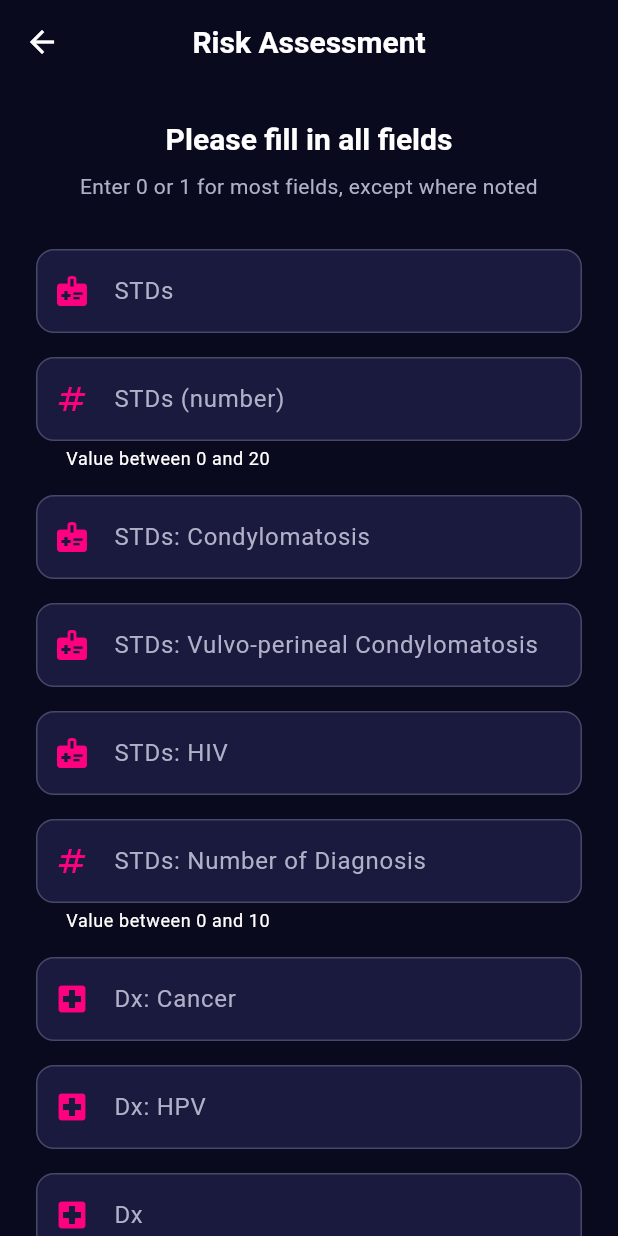
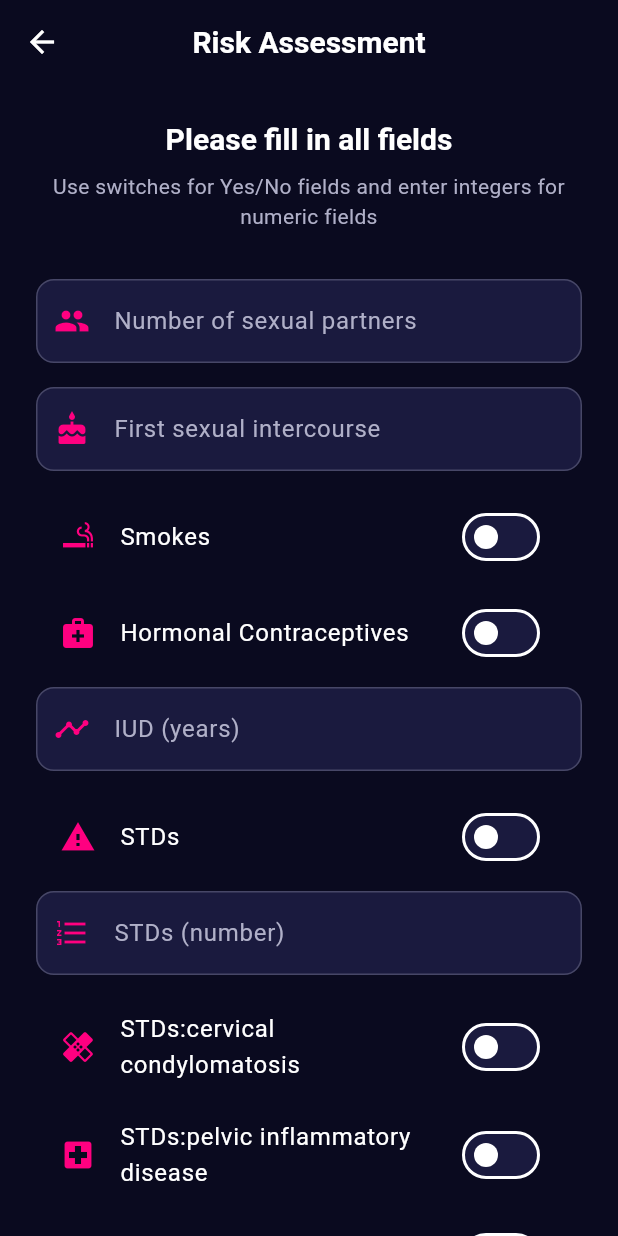
Before and after one commit to noel-odero/cervical-cancer-prediction-frontend, a Flutter app: the InputFormScreen screen opened by its route, on a phone screen of 412 x 824 dp. Run offline on Flutter 3.47's test engine with Material 3 defaults, Android fonts, the phone set to English and light mode, and no system bars.

Commit message:
refactor: Simplify PredictionRequest model and update InputFormScreen for improved data handling

```diff
--- a/cervical_cancer__prediction_frontend/lib/models/prediction_request.dart
+++ b/cervical_cancer__prediction_frontend/lib/models/prediction_request.dart
@@ -1,77 +1,56 @@
 class PredictionRequest {
-  final int stds;
-  final int stdsNumber;
-  final int stdsCondylomatosis;
-  final int stdsVulvoPerinealCondylomatosis;
-  final int stdsHiv;
-  final int stdsNumberOfDiagnosis;
-  final int dxCancer;
-  final int dxHpv;
-  final int dx;
-  final int citology;
+  final int numberOfSexualPartners;
+  final int firstSexualIntercourse;
+  final int smokes; // 0 or 1
+  final int hormonalContraceptives; // 0 or 1
+  final int iudYears; // 0-20
+  final int stds; // 0 or 1
+  final int stdsNumber; // 0-10
+  final int stdsCervicalCondylomatosis; // 0 or 1
+  final int stdsPelvicInflammatoryDisease; // 0 or 1
+  final int stdsGenitalHerpes; // 0 or 1
 
   PredictionRequest({
+    required this.numberOfSexualPartners,
+    required this.firstSexualIntercourse,
+    required this.smokes,
+    required this.hormonalContraceptives,
+    required this.iudYears,
     required this.stds,
     required this.stdsNumber,
-    required this.stdsCondylomatosis,
-    required this.stdsVulvoPerinealCondylomatosis,
-    required this.stdsHiv,
-    required this.stdsNumberOfDiagnosis,
-    required this.dxCancer,
-    required this.dxHpv,
-    required this.dx,
-    required this.citology,
+    required this.stdsCervicalCondylomatosis,
+    required this.stdsPelvicInflammatoryDisease,
+    required this.stdsGenitalHerpes,
   });
 
   Map<String, dynamic> toJson() {
     return {
-      'STDs': stds,
-      'STDs (number)': stdsNumber,
-      'STDs:condylomatosis': stdsCondylomatosis,
-      'STDs:vulvo-perineal condylomatosis': stdsVulvoPerinealCondylomatosis,
-      'STDs:HIV': stdsHiv,
-      'STDs: Number of diagnosis': stdsNumberOfDiagnosis,
-      'Dx:Cancer': dxCancer,
-      'Dx:HPV': dxHpv,
-      'Dx': dx,
-      'Citology': citology,
+      "Number of sexual partners": numberOfSexualPartners,
+      "First sexual intercourse": firstSexualIntercourse,
+      "Smokes": smokes,
+      "Hormonal Contraceptives": hormonalContraceptives,
+      "IUD (years)": iudYears,
+      "STDs": stds,
+      "STDs (number)": stdsNumber,
+      "STDs:cervical condylomatosis": stdsCervicalCondylomatosis,
+      "STDs:pelvic inflammatory disease": stdsPelvicInflammatoryDisease,
+      "STDs:genital herpes": stdsGenitalHerpes,
     };
   }
 
-  // Validation methods
-  bool isValid() {
-    return _validateBinary(stds) &&
-        _validateRange(stdsNumber, 0, 20) &&
-        _validateBinary(stdsCondylomatosis) &&
-        _validateBinary(stdsVulvoPerinealCondylomatosis) &&
-        _validateBinary(stdsHiv) &&
-        _validateRange(stdsNumberOfDiagnosis, 0, 10) &&
-        _validateBinary(dxCancer) &&
-        _validateBinary(dxHpv) &&
-        _validateBinary(dx) &&
-        _validateBinary(citology);
-  }
-
-  bool _validateBinary(int value) {
-    return value == 0 || value == 1;
-  }
-
-  bool _validateRange(int value, int min, int max) {
-    return value >= min && value <= max;
-  }
-
-  factory PredictionRequest.fromMap(Map<String, int> data) {
+  factory PredictionRequest.fromMap(Map<String, dynamic> data) {
     return PredictionRequest(
+      numberOfSexualPartners: data['Number of sexual partners'] ?? 0,
+      firstSexualIntercourse: data['First sexual intercourse'] ?? 0,
+      smokes: data['Smokes'] ?? 0,
+      hormonalContraceptives: data['Hormonal Contraceptives'] ?? 0,
+      iudYears: data['IUD (years)'] ?? 0,
       stds: data['STDs'] ?? 0,
       stdsNumber: data['STDs (number)'] ?? 0,
-      stdsCondylomatosis: data['STDs:condylomatosis'] ?? 0,
-      stdsVulvoPerinealCondylomatosis: data['STDs:vulvo-perineal condylomatosis'] ?? 0,
-      stdsHiv: data['STDs:HIV'] ?? 0,
-      stdsNumberOfDiagnosis: data['STDs: Number of diagnosis'] ?? 0,
-      dxCancer: data['Dx:Cancer'] ?? 0,
-      dxHpv: data['Dx:HPV'] ?? 0,
-      dx: data['Dx'] ?? 0,
-      citology: data['Citology'] ?? 0,
+      stdsCervicalCondylomatosis: data['STDs:cervical condylomatosis'] ?? 0,
+      stdsPelvicInflammatoryDisease:
+          data['STDs:pelvic inflammatory disease'] ?? 0,
+      stdsGenitalHerpes: data['STDs:genital herpes'] ?? 0,
     );
   }
 }
--- a/cervical_cancer__prediction_frontend/lib/screens/input_form_screen.dart
+++ b/cervical_cancer__prediction_frontend/lib/screens/input_form_screen.dart
@@ -16,49 +16,28 @@ class _InputFormScreenState extends State<InputFormScreen> {
   final _formKey = GlobalKey<FormState>();
   final _apiService = ApiService();
   bool _isLoading = false;
+  bool _isFormValid = false;
+  // Controllers for numeric fields
+  final TextEditingController _partnersController = TextEditingController();
+  final TextEditingController _firstSexController = TextEditingController();
+  final TextEditingController _iudController = TextEditingController();
+  final TextEditingController _stdsNumberController = TextEditingController();
 
-  // Controllers for all 10 fields
-  final TextEditingController _stdsController = TextEditingController();
-  final TextEditingController _stdsNumberController = TextEditingController();
-  final TextEditingController _stdsCondylomatosisController =
-      TextEditingController();
-  final TextEditingController _stdsVulvoPerinealController =
-      TextEditingController();
-  final TextEditingController _stdsHivController = TextEditingController();
-  final TextEditingController _stdsNumDiagnosisController =
-      TextEditingController();
-  final TextEditingController _dxCancerController = TextEditingController();
-  final TextEditingController _dxHpvController = TextEditingController();
-  final TextEditingController _dxController = TextEditingController();
-  final TextEditingController _citologyController = TextEditingController();
+  // Binary fields as switches (bool -> int mapping when building payload)
+  bool _smokes = false;
+  bool _hormonalContraceptives = false;
+  bool _stds = false;
+  bool _stdsCervicalCondylomatosis = false;
+  bool _stdsPelvicInflammatoryDisease = false;
+  bool _stdsGenitalHerpes = false;
 
   @override
   void dispose() {
-    _stdsController.dispose();
+    _partnersController.dispose();
+    _firstSexController.dispose();
+    _iudController.dispose();
     _stdsNumberController.dispose();
-    _stdsCondylomatosisController.dispose();
-    _stdsVulvoPerinealController.dispose();
-    _stdsHivController.dispose();
-    _stdsNumDiagnosisController.dispose();
-    _dxCancerController.dispose();
-    _dxHpvController.dispose();
-    _dxController.dispose();
-    _citologyController.dispose();
     super.dispose();
-  }
-
-  String? _validateBinary(String? value, String fieldName) {
-    if (value == null || value.isEmpty) {
-      return 'Please enter $fieldName';
-    }
-    final intValue = int.tryParse(value);
-    if (intValue == null) {
-      return 'Please enter a valid number';
-    }
-    if (intValue != 0 && intValue != 1) {
-      return 'Value must be 0 or 1';
-    }
-    return null;
   }
 
   String? _validateRange(String? value, String fieldName, int min, int max) {
@@ -86,18 +65,16 @@ class _InputFormScreenState extends State<InputFormScreen> {
 
     try {
       final request = PredictionRequest(
-        stds: int.parse(_stdsController.text),
+        numberOfSexualPartners: int.parse(_partnersController.text),
+        firstSexualIntercourse: int.parse(_firstSexController.text),
+        smokes: _smokes ? 1 : 0,
+        hormonalContraceptives: _hormonalContraceptives ? 1 : 0,
+        iudYears: int.parse(_iudController.text),
+        stds: _stds ? 1 : 0,
         stdsNumber: int.parse(_stdsNumberController.text),
-        stdsCondylomatosis: int.parse(_stdsCondylomatosisController.text),
-        stdsVulvoPerinealCondylomatosis: int.parse(
-          _stdsVulvoPerinealController.text,
-        ),
-        stdsHiv: int.parse(_stdsHivController.text),
-        stdsNumberOfDiagnosis: int.parse(_stdsNumDiagnosisController.text),
-        dxCancer: int.parse(_dxCancerController.text),
-        dxHpv: int.parse(_dxHpvController.text),
-        dx: int.parse(_dxController.text),
-        citology: int.parse(_citologyController.text),
+        stdsCervicalCondylomatosis: _stdsCervicalCondylomatosis ? 1 : 0,
+        stdsPelvicInflammatoryDisease: _stdsPelvicInflammatoryDisease ? 1 : 0,
+        stdsGenitalHerpes: _stdsGenitalHerpes ? 1 : 0,
       );
 
       final response = await _apiService.predictRisk(request);
@@ -158,6 +135,15 @@ class _InputFormScreenState extends State<InputFormScreen> {
               padding: const EdgeInsets.all(24.0),
               child: Form(
                 key: _formKey,
+                autovalidateMode: AutovalidateMode.onUserInteraction,
+                onChanged: () {
+                  final valid = _formKey.currentState?.validate() ?? false;
+                  if (valid != _isFormValid) {
+                    setState(() {
+                      _isFormValid = valid;
+                    });
+                  }
+                },
                 child: Column(
                   crossAxisAlignment: CrossAxisAlignment.stretch,
                   children: [
@@ -169,125 +155,143 @@ class _InputFormScreenState extends State<InputFormScreen> {
                     ),
                     const SizedBox(height: 8),
                     Text(
-                      'Enter 0 or 1 for most fields, except where noted',
+                      'Use switches for Yes/No fields and enter integers for numeric fields',
                       style: Theme.of(context).textTheme.bodyMedium,
                       textAlign: TextAlign.center,
                     ),
                     const SizedBox(height: 32),
-
-                    // Field 1: STDs
+                    // Field 1: Number of sexual partners (0-50)
                     _buildTextField(
-                      controller: _stdsController,
-                      label: 'STDs',
-                      hint: 'Enter 0 or 1',
-                      validator: (value) => _validateBinary(value, 'STDs'),
-                      icon: Icons.medical_information,
+                      controller: _partnersController,
+                      label: 'Number of sexual partners',
+                      hint: 'Enter 0-50',
+                      validator: (value) => _validateRange(
+                        value,
+                        'Number of sexual partners',
+                        0,
+                        50,
+                      ),
+                      icon: Icons.group,
                     ),
                     const SizedBox(height: 16),
 
-                    // Field 2: STDs (number)
+                    // Field 2: First sexual intercourse (age 10-30)
+                    _buildTextField(
+                      controller: _firstSexController,
+                      label: 'First sexual intercourse',
+                      hint: 'Enter age (10-30)',
+                      validator: (value) => _validateRange(
+                        value,
+                        'First sexual intercourse',
+                        10,
+                        30,
+                      ),
+                      icon: Icons.cake,
+                    ),
+                    const SizedBox(height: 16),
+
+                    // Field 3: Smokes (Yes/No)
+                    SwitchListTile(
+                      title: const Text('Smokes'),
+                      value: _smokes,
+                      onChanged: (v) => setState(() => _smokes = v),
+                      secondary: Icon(
+                        Icons.smoking_rooms,
+                        color: AppTheme.primaryPink,
+                      ),
+                    ),
+                    const SizedBox(height: 8),
+
+                    // Field 4: Hormonal Contraceptives (Yes/No)
+                    SwitchListTile(
+                      title: const Text('Hormonal Contraceptives'),
+                      value: _hormonalContraceptives,
+                      onChanged: (v) =>
+                          setState(() => _hormonalContraceptives = v),
+                      secondary: Icon(
+                        Icons.medical_services,
+                        color: AppTheme.primaryPink,
+                      ),
+                    ),
+                    const SizedBox(height: 8),
+
+                    // Field 5: IUD (years) 0-20
+                    _buildTextField(
+                      controller: _iudController,
+                      label: 'IUD (years)',
+                      hint: 'Enter 0-20',
+                      validator: (value) =>
+                          _validateRange(value, 'IUD (years)', 0, 20),
+                      icon: Icons.timeline,
+                    ),
+                    const SizedBox(height: 16),
+
+                    // Field 6: STDs (Yes/No)
+                    SwitchListTile(
+                      title: const Text('STDs'),
+                      value: _stds,
+                      onChanged: (v) => setState(() => _stds = v),
+                      secondary: Icon(
+                        Icons.warning,
+                        color: AppTheme.primaryPink,
+                      ),
+                    ),
+                    const SizedBox(height: 8),
+
+                    // Field 7: STDs (number) 0-10
                     _buildTextField(
                       controller: _stdsNumberController,
                       label: 'STDs (number)',
-                      hint: 'Enter 0-20',
+                      hint: 'Enter 0-10',
                       validator: (value) =>
-                          _validateRange(value, 'STDs number', 0, 20),
-                      icon: Icons.numbers,
-                      helperText: 'Value between 0 and 20',
+                          _validateRange(value, 'STDs (number)', 0, 10),
+                      icon: Icons.format_list_numbered,
                     ),
                     const SizedBox(height: 16),
 
-                    // Field 3: STDs:condylomatosis
-                    _buildTextField(
-                      controller: _stdsCondylomatosisController,
-                      label: 'STDs: Condylomatosis',
-                      hint: 'Enter 0 or 1',
-                      validator: (value) =>
-                          _validateBinary(value, 'Condylomatosis'),
-                      icon: Icons.medical_information,
+                    // Field 8: STDs:cervical condylomatosis (Yes/No)
+                    SwitchListTile(
+                      title: const Text('STDs:cervical condylomatosis'),
+                      value: _stdsCervicalCondylomatosis,
+                      onChanged: (v) =>
+                          setState(() => _stdsCervicalCondylomatosis = v),
+                      secondary: Icon(
+                        Icons.healing,
+                        color: AppTheme.primaryPink,
+                      ),
                     ),
-                    const SizedBox(height: 16),
+                    const SizedBox(height: 8),
 
-                    // Field 4: STDs:vulvo-perineal condylomatosis
-                    _buildTextField(
-                      controller: _stdsVulvoPerinealController,
-                      label: 'STDs: Vulvo-perineal Condylomatosis',
-                      hint: 'Enter 0 or 1',
-                      validator: (value) => _validateBinary(
-                        value,
-                        'Vulvo-perineal condylomatosis',
+                    // Field 9: STDs:pelvic inflammatory disease (Yes/No)
+                    SwitchListTile(
+                      title: const Text('STDs:pelvic inflammatory disease'),
+                      value: _stdsPelvicInflammatoryDisease,
+                      onChanged: (v) =>
+                          setState(() => _stdsPelvicInflammatoryDisease = v),
+                      secondary: Icon(
+                        Icons.local_hospital,
+                        color: AppTheme.primaryPink,
                       ),
-                      icon: Icons.medical_information,
                     ),
-                    const SizedBox(height: 16),
+                    const SizedBox(height: 8),
 
-                    // Field 5: STDs:HIV
-                    _buildTextField(
-                      controller: _stdsHivController,
-                      label: 'STDs: HIV',
-                      hint: 'Enter 0 or 1',
-                      validator: (value) => _validateBinary(value, 'HIV'),
-                      icon: Icons.medical_information,
-                    ),
-                    const SizedBox(height: 16),
-
-                    // Field 6: STDs: Number of diagnosis
-                    _buildTextField(
-                      controller: _stdsNumDiagnosisController,
-                      label: 'STDs: Number of Diagnosis',
-                      hint: 'Enter 0-10',
-                      validator: (value) =>
-                          _validateRange(value, 'Number of diagnosis', 0, 10),
-                      icon: Icons.numbers,
-                      helperText: 'Value between 0 and 10',
-                    ),
-                    const SizedBox(height: 16),
-
-                    // Field 7: Dx:Cancer
-                    _buildTextField(
-                      controller: _dxCancerController,
-                      label: 'Dx: Cancer',
-                      hint: 'Enter 0 or 1',
-                      validator: (value) =>
-                          _validateBinary(value, 'Cancer diagnosis'),
-                      icon: Icons.local_hospital,
-                    ),
-                    const SizedBox(height: 16),
-
-                    // Field 8: Dx:HPV
-                    _buildTextField(
-                      controller: _dxHpvController,
-                      label: 'Dx: HPV',
-                      hint: 'Enter 0 or 1',
-                      validator: (value) =>
-                          _validateBinary(value, 'HPV diagnosis'),
-                      icon: Icons.local_hospital,
-                    ),
-                    const SizedBox(height: 16),
-
-                    // Field 9: Dx
-                    _buildTextField(
-                      controller: _dxController,
-                      label: 'Dx',
-                      hint: 'Enter 0 or 1',
-                      validator: (value) => _validateBinary(value, 'Diagnosis'),
-                      icon: Icons.local_hospital,
-                    ),
-                    const SizedBox(height: 16),
-
-                    // Field 10: Citology
-                    _buildTextField(
-                      controller: _citologyController,
-                      label: 'Citology',
-                      hint: 'Enter 0 or 1',
-                      validator: (value) => _validateBinary(value, 'Citology'),
-                      icon: Icons.science,
+                    // Field 10: STDs:genital herpes (Yes/No)
+                    SwitchListTile(
+                      title: const Text('STDs:genital herpes'),
+                      value: _stdsGenitalHerpes,
+                      onChanged: (v) => setState(() => _stdsGenitalHerpes = v),
+                      secondary: Icon(
+                        Icons.coronavirus,
+                        color: AppTheme.primaryPink,
+                      ),
                     ),
                     const SizedBox(height: 32),
 
                     // Submit Button
                     ElevatedButton(
-                      onPressed: _submitForm,
+                      onPressed: (!_isLoading && _isFormValid)
+                          ? _submitForm
+                          : null,
                       child: Padding(
                         padding: const EdgeInsets.symmetric(vertical: 4.0),
                         child: Text('Predict Risk'),
```
